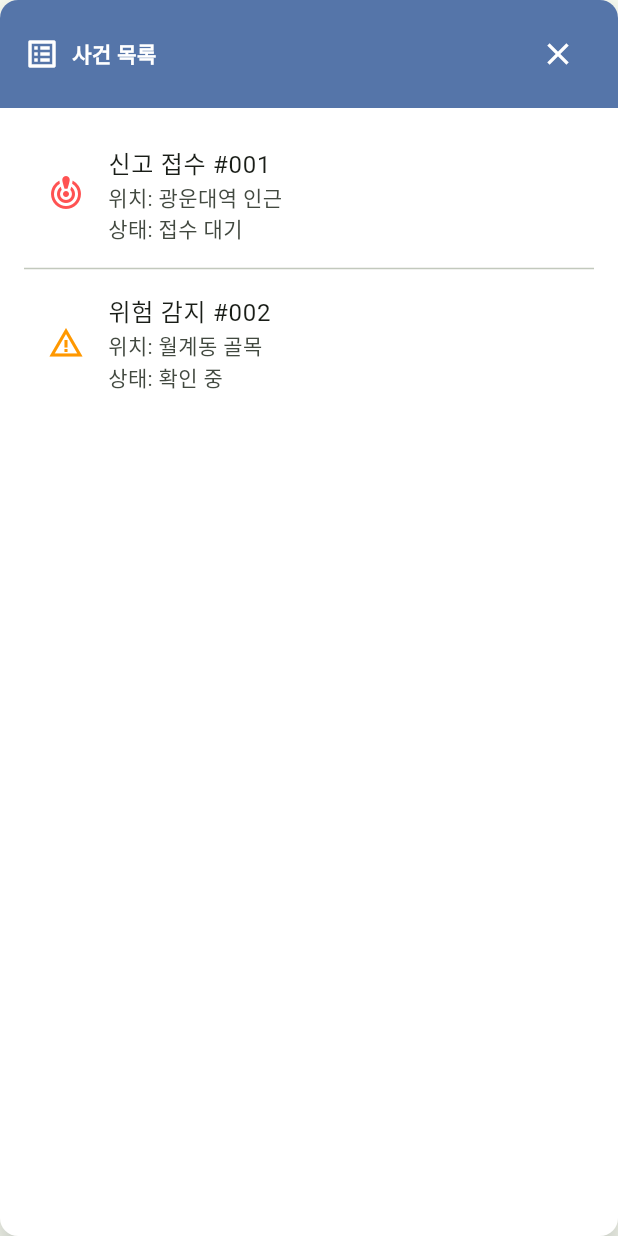
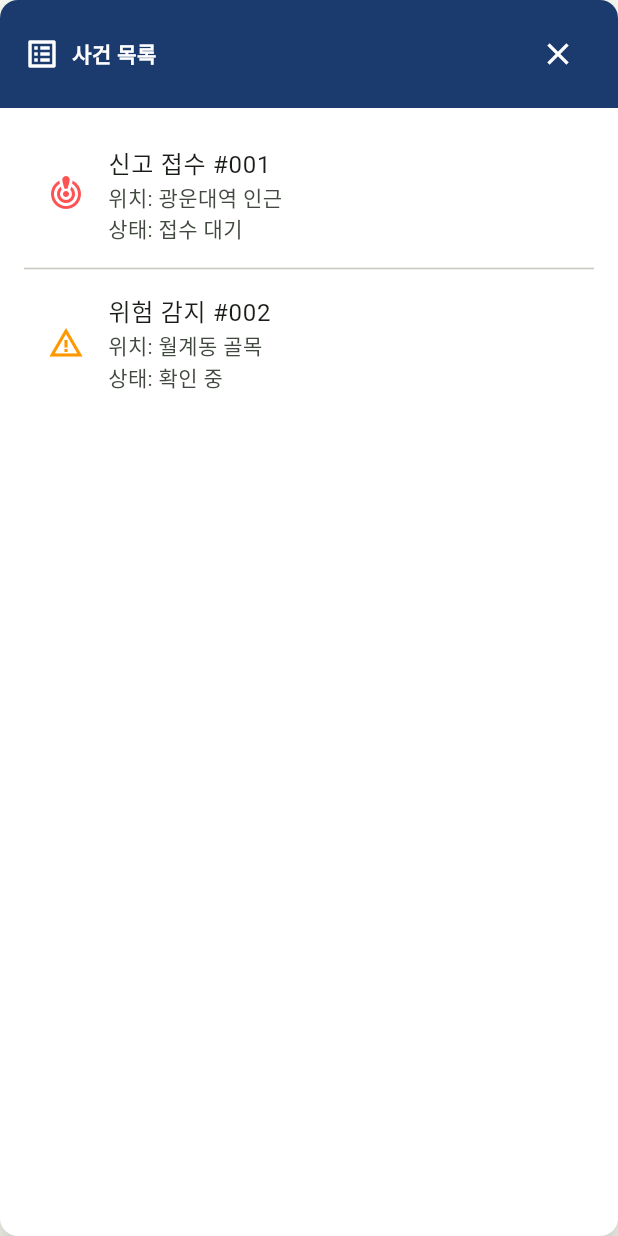
Before and after one commit to Seunghwan-kwon/POLAPP, a Flutter app: the AdminDashboardList widget shown alone on an empty page, opened directly with empty values, on a phone screen of 412 x 824 dp. Run offline on Flutter 3.47's test engine with Material 3 defaults, Android fonts, the phone set to English and light mode, and no system bars; our stand-ins replace geolocator, shared_preferences, socket_io_client, web; missing offline and left inert: dart:js_interop, dart:ui_web, flutter_naver_map; accounts and stored records are empty.

Commit message:
UI 및 텍스트 변경

```diff
--- a/lib/pages/admin_dashboard_list.dart
+++ b/lib/pages/admin_dashboard_list.dart
@@ -21,7 +21,7 @@ class AdminDashboardList extends StatelessWidget {
           Container(
             padding: const EdgeInsets.symmetric(horizontal: 16, vertical: 12),
             decoration: const BoxDecoration(
-              color: Color.fromARGB(255, 85, 117, 169),
+              color: Color(0xFF1B3B6F),
               borderRadius: BorderRadius.vertical(top: Radius.circular(12)),
             ),
             child: Row(
```
Also changed, not shown: lib/pages/admin_dashboard_web.dart (+4 -4 lines).
